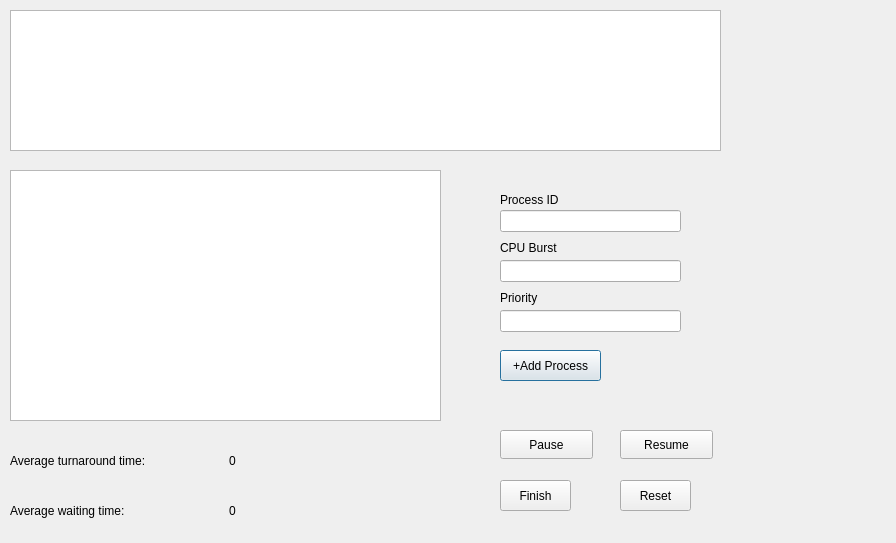
Sarah-Tarek/CPU-Scheduling-Algorithms, file qt_gui/secondwindow.ui: the form before one commit.
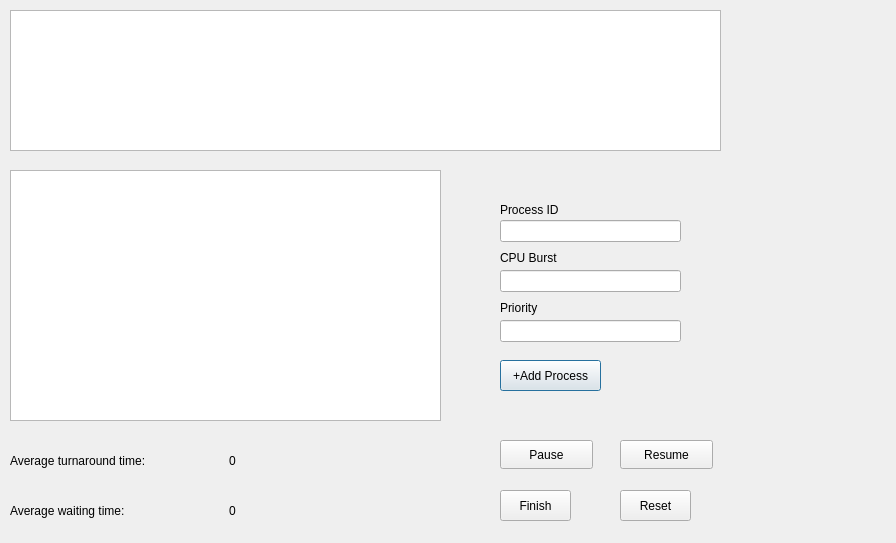
The form after the commit.

Commit message: modified buttons positions

Patch:
```diff
--- a/qt_gui/secondwindow.ui
+++ b/qt_gui/secondwindow.ui
@@ -17,7 +17,7 @@
    <property name="geometry">
     <rect>
      <x>500</x>
-     <y>350</y>
+     <y>360</y>
      <width>101</width>
      <height>31</height>
     </rect>
@@ -30,7 +30,7 @@
    <property name="geometry">
     <rect>
      <x>500</x>
-     <y>210</y>
+     <y>220</y>
      <width>181</width>
      <height>22</height>
     </rect>
@@ -40,7 +40,7 @@
    <property name="geometry">
     <rect>
      <x>500</x>
-     <y>310</y>
+     <y>320</y>
      <width>181</width>
      <height>22</height>
     </rect>
@@ -50,7 +50,7 @@
    <property name="geometry">
     <rect>
      <x>500</x>
-     <y>260</y>
+     <y>270</y>
      <width>181</width>
      <height>22</height>
     </rect>
@@ -60,7 +60,7 @@
    <property name="geometry">
     <rect>
      <x>500</x>
-     <y>190</y>
+     <y>200</y>
      <width>81</width>
      <height>20</height>
     </rect>
@@ -73,7 +73,7 @@
    <property name="geometry">
     <rect>
      <x>500</x>
-     <y>240</y>
+     <y>250</y>
      <width>91</width>
      <height>16</height>
     </rect>
@@ -86,7 +86,7 @@
    <property name="geometry">
     <rect>
      <x>500</x>
-     <y>290</y>
+     <y>300</y>
      <width>49</width>
      <height>16</height>
     </rect>
@@ -171,7 +171,7 @@
    <property name="geometry">
     <rect>
      <x>500</x>
-     <y>480</y>
+     <y>490</y>
      <width>71</width>
      <height>31</height>
     </rect>
@@ -184,7 +184,7 @@
    <property name="geometry">
     <rect>
      <x>620</x>
-     <y>480</y>
+     <y>490</y>
      <width>71</width>
      <height>31</height>
     </rect>
@@ -197,7 +197,7 @@
    <property name="geometry">
     <rect>
      <x>500</x>
-     <y>430</y>
+     <y>440</y>
      <width>93</width>
      <height>29</height>
     </rect>
@@ -210,7 +210,7 @@
    <property name="geometry">
     <rect>
      <x>620</x>
-     <y>430</y>
+     <y>440</y>
      <width>93</width>
      <height>29</height>
     </rect>
```
